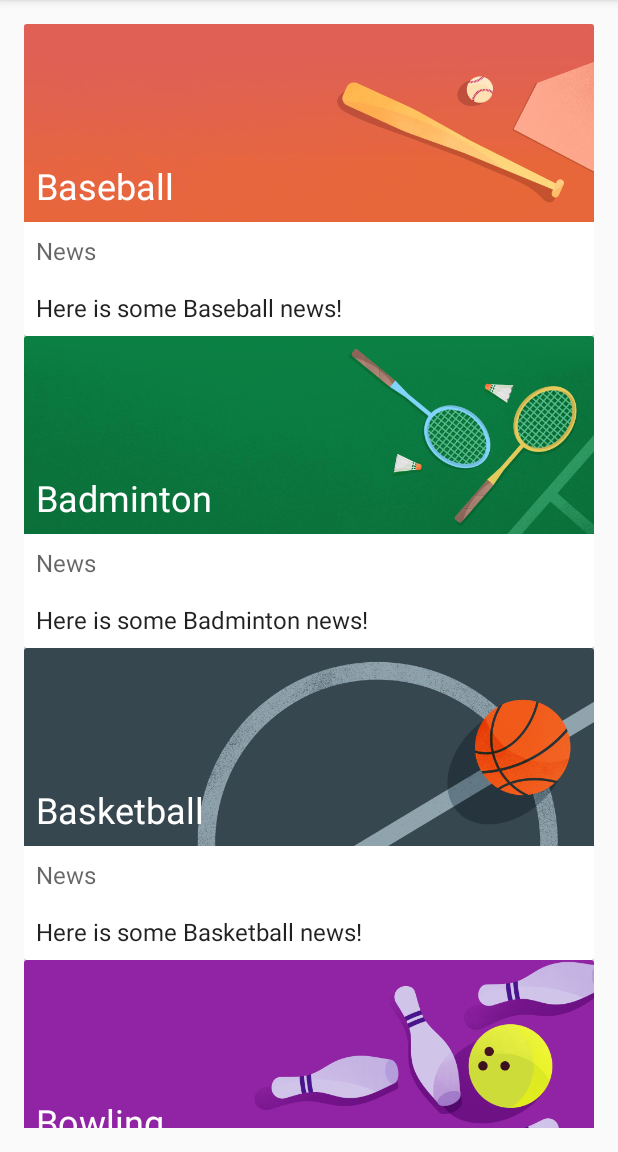
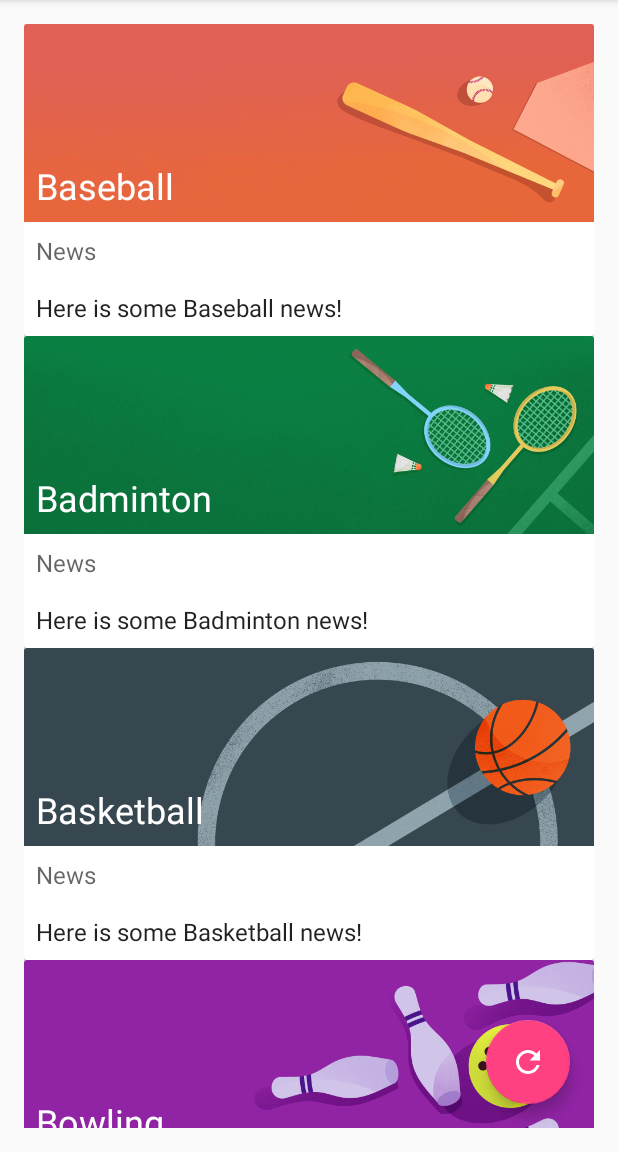
Before and after one commit to Kanharajput/QualifiersAndroid, an Android app: the screen it shows after launch (MainActivity), on a phone screen of 412 x 824 dp, the part 84-1236 px from its top. Run offline under Robolectric (Android 15) with nearby library versions, the phone set to English and light mode, and no system bars; pictures from the network do not load.

Commit message:
floating button added to reset the list

```diff
--- a/app/build.gradle
+++ b/app/build.gradle
@@ -5,7 +5,7 @@ android {
 
     defaultConfig {
         applicationId "com.ngamolsky.android.materialme"
-        minSdkVersion 15
+        minSdkVersion 21
         targetSdkVersion 31
         versionCode 1
         versionName "1.0"
@@ -25,4 +25,5 @@ dependencies {
     implementation 'androidx.recyclerview:recyclerview:1.0.0'
     implementation 'androidx.cardview:cardview:1.0.0'
     implementation 'com.github.bumptech.glide:glide:4.13.0'
+    implementation 'com.google.android.material:material:1.5.0'
 }
--- a/app/src/main/java/com/example/android/materialme/DetailActivity.java
+++ b/app/src/main/java/com/example/android/materialme/DetailActivity.java
@@ -26,6 +26,9 @@ public class DetailActivity extends AppCompatActivity {
         // get the intent
         Intent intentFromMain = getIntent();
         String title = intentFromMain.getStringExtra("sport_title");
+
+        // setting the title and image
+        sportTitle.setText(title);
         Glide.with(this).load(intentFromMain.getIntExtra("sport_image",0)).into(sportImage);     // directly get image from it's resource
     }
 }
--- a/app/src/main/java/com/example/android/materialme/MainActivity.java
+++ b/app/src/main/java/com/example/android/materialme/MainActivity.java
@@ -18,6 +18,7 @@ package com.example.android.materialme;
 
 import android.content.res.TypedArray;
 import android.os.Bundle;
+import android.view.View;
 
 import androidx.annotation.NonNull;
 import androidx.appcompat.app.AppCompatActivity;
@@ -127,4 +128,8 @@ public class MainActivity extends AppCompatActivity {
         sportImageResources.recycle();
     }
 
+    // reseting the data
+    public void resetSports(View view) {
+        initializeData();      // this method call notifyDataSetChanged so we don't need to do that
+    }
 }
--- /dev/null
+++ b/app/src/main/res/drawable/ic_reset.xml
@@ -0,0 +1,10 @@
+<vector xmlns:android="http://schemas.android.com/apk/res/android"
+    android:width="24dp"
+    android:height="24dp"
+    android:viewportWidth="24"
+    android:viewportHeight="24"
+    android:tint="?attr/colorControlNormal">
+  <path
+      android:fillColor="@android:color/white"
+      android:pathData="M17.65,6.35C16.2,4.9 14.21,4 12,4c-4.42,0 -7.99,3.58 -7.99,8s3.57,8 7.99,8c3.73,0 6.84,-2.55 7.73,-6h-2.08c-0.82,2.33 -3.04,4 -5.65,4 -3.31,0 -6,-2.69 -6,-6s2.69,-6 6,-6c1.66,0 3.14,0.69 4.22,1.78L13,11h7V4l-2.35,2.35z"/>
+</vector>
--- a/app/src/main/res/layout/activity_main.xml
+++ b/app/src/main/res/layout/activity_main.xml
@@ -26,8 +26,19 @@
 
     <androidx.recyclerview.widget.RecyclerView
         android:id="@+id/recyclerView"
-        android:scrollbars="vertical"
         android:layout_width="match_parent"
-        android:layout_height="match_parent" />
+        android:layout_height="match_parent"
+        android:scrollbars="vertical" />
 
+    <com.google.android.material.floatingactionbutton.FloatingActionButton
+        android:layout_width="wrap_content"
+        android:layout_height="wrap_content"
+        android:layout_alignParentBottom="true"
+        android:layout_alignParentRight="true"
+        android:layout_margin="16dp"
+        android:src="@drawable/ic_reset"
+        android:tint="@android:color/white"
+        android:onClick="resetSports" />
+    <!--Use app:backgroundTint to change fab background color -->
+    <!--android:tint is to change the icon color over fab button-->
 </RelativeLayout>
```
